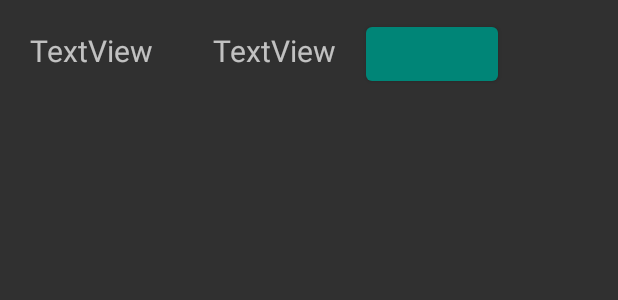
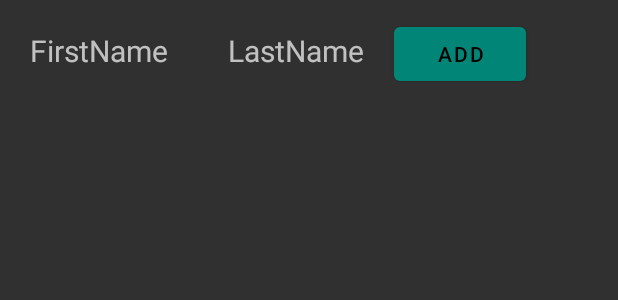
Before and after one commit to JonasFreibur/museodio, an Android app: the layout test_card_list.xml on its own in the app's theme, with its tools: preview values and no code run, on a phone screen of 412 x 824 dp. Shown: the top 300 px of the screen. Run offline under Robolectric (Android 15) with nearby library versions, the phone set to English and light mode, and no system bars.

Commit message:
addfriend work

```diff
--- a/app/src/main/java/ch/hearc/museodio/TestActivity.kt
+++ b/app/src/main/java/ch/hearc/museodio/TestActivity.kt
@@ -22,8 +22,10 @@ class TestActivity : AppCompatActivity() {
             override fun onClick(v: View?) {
 
                 val bearerToken = ServiceAPI.loadApiKey(applicationContext)
-                val stringText = "a"
+                //val stringText = "a"
 
+               // if(tvRecherche.text.toString())
+                val stringText=etRecherche.text.toString()
                 listUser.clear()
                 //Log.i("USER bea",bearerToken)
 
@@ -58,4 +60,5 @@ class TestActivity : AppCompatActivity() {
         //adapter?.onAddItem("coucou")
         recyclerView.adapter?.notifyDataSetChanged()
     }
+
 }
--- a/app/src/main/java/ch/hearc/museodio/api/ServiceAPI.kt
+++ b/app/src/main/java/ch/hearc/museodio/api/ServiceAPI.kt
@@ -113,7 +113,7 @@ class ServiceAPI {
                 .bearer(bearerToken)
                 .responseString(){ result ->
                     val (res, err) = result
-                    Log.i("reponse ",res)
+                    Log.i("FRIEND ",res)
                 }
         }
 
--- a/app/src/main/res/layout/activity_friends.xml
+++ b/app/src/main/res/layout/activity_friends.xml
@@ -17,7 +17,7 @@
             android:orientation="horizontal">
 
             <com.google.android.material.textview.MaterialAutoCompleteTextView
-                android:id="@+id/autoCompleteTextView"
+                android:id="@+id/actvRecherche"
                 android:layout_width="match_parent"
                 android:layout_height="wrap_content"
                 android:layout_weight="0.8"
--- a/app/src/main/res/layout/test_card_list.xml
+++ b/app/src/main/res/layout/test_card_list.xml
@@ -14,7 +14,7 @@
             android:layout_width="wrap_content"
             android:layout_height="wrap_content"
             android:padding="20dp"
-            android:text="TextView"
+            android:text="FirstName"
             android:textSize="20sp" />
 
         <com.google.android.material.textview.MaterialTextView
@@ -22,13 +22,15 @@
             android:layout_width="wrap_content"
             android:layout_height="wrap_content"
             android:padding="20dp"
-            android:text="TextView"
+            android:text="LastName"
             android:textSize="20sp" />
 
         <com.google.android.material.button.MaterialButton
-            android:id="@+id/btnAddFriend"
+            android:id="@+id/btn"
             android:layout_width="wrap_content"
-            android:layout_height="wrap_content" />
+            android:layout_height="wrap_content"
+            android:text="Add"
+            />
     </LinearLayout>
 
 </LinearLayout>
```
Also changed, not shown: app/src/main/java/ch/hearc/museodio/UserAdapter.kt (+17 -3 lines), app/src/main/res/layout/test_card_frag.xml (+18 -3 lines).
